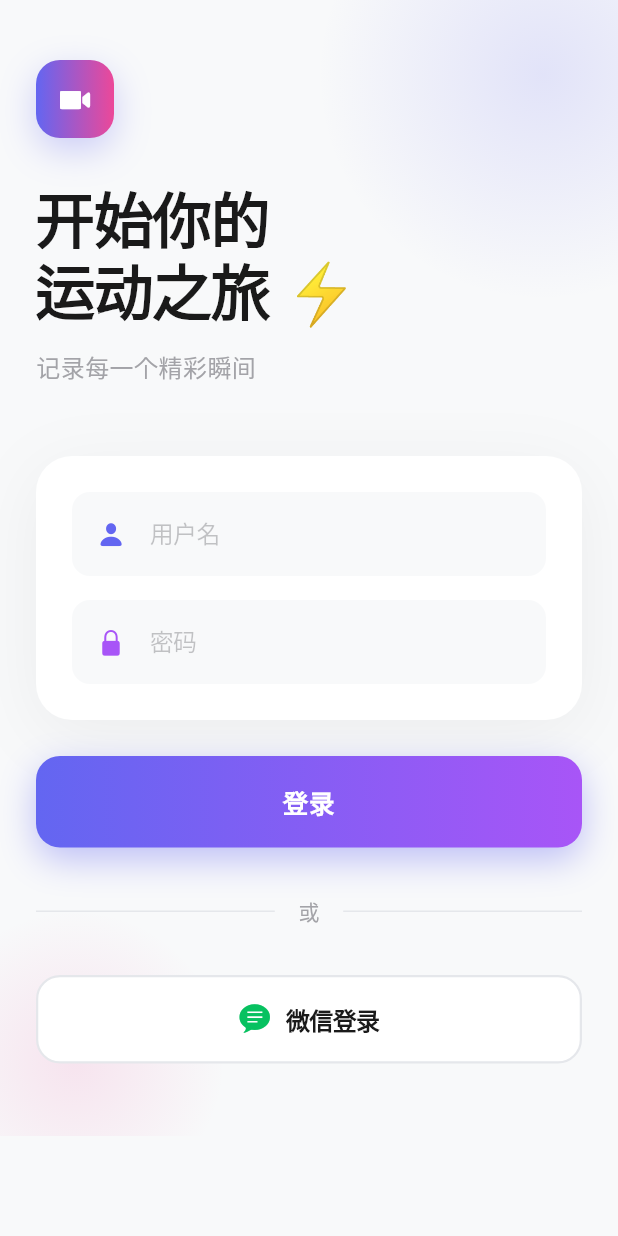
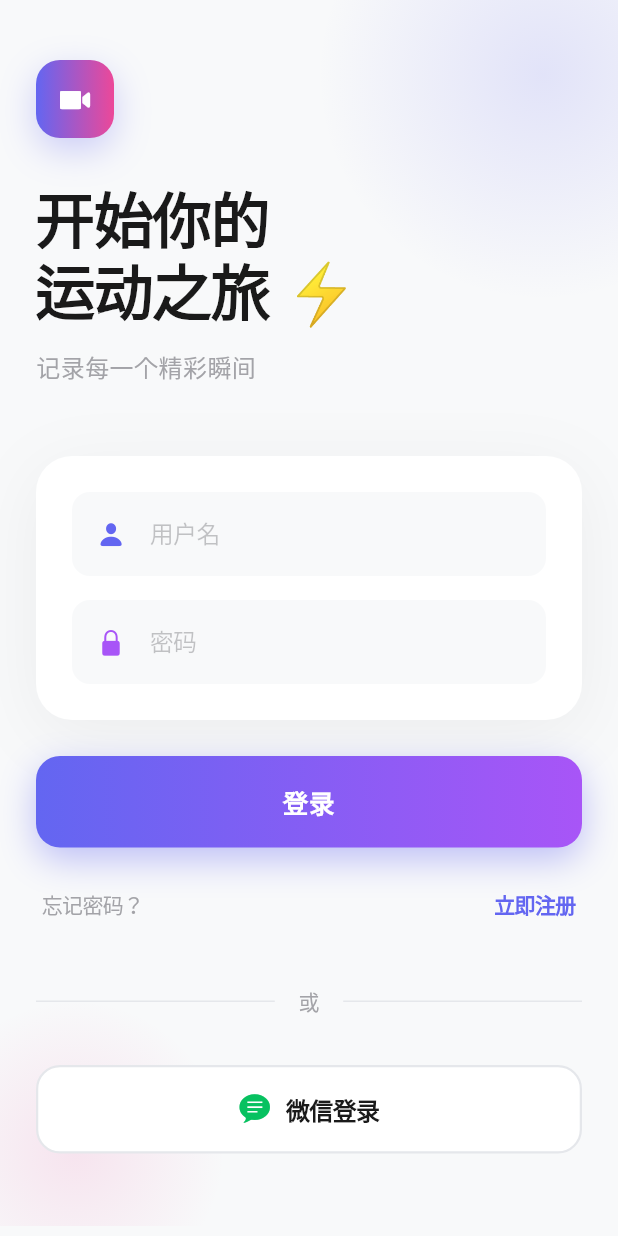
Before and after one commit to wangzihao64/action-camera-app, a Flutter app: the screen it shows after launch, on a phone screen of 412 x 824 dp. Run offline on Flutter 3.47's test engine with Material 3 defaults, Android fonts, the phone set to English and light mode, and no system bars; our stand-ins replace shared_preferences.

Commit message:
feat: 登录页面添加忘记密码和立即注册按钮
  - 添加次要操作按钮区域（_buildSecondaryActions）
  - 忘记密码按钮（灰色，靠左）
  - 立即注册按钮（品牌色，靠右）
  - 按钮为轻量级文本样式，与主登录按钮形成视觉层次

```diff
--- a/lib/screens/login_screen.dart
+++ b/lib/screens/login_screen.dart
@@ -63,6 +63,8 @@ class _LoginScreenState extends State<LoginScreen>
                     _buildFormCard(),
                     const SizedBox(height: 24),
                     _buildLoginButton(),
+                    const SizedBox(height: 16),
+                    _buildSecondaryActions(),
                     const SizedBox(height: 32),
                     _buildDivider(),
                     const SizedBox(height: 32),
@@ -305,6 +307,43 @@ class _LoginScreenState extends State<LoginScreen>
     );
   }
 
+  // 构建次要操作按钮（忘记密码、立即注册）
+  Widget _buildSecondaryActions() {
+    return Row(
+      mainAxisAlignment: MainAxisAlignment.spaceBetween,
+      children: [
+        CupertinoButton(
+          padding: const EdgeInsets.symmetric(horizontal: 4, vertical: 8),
+          onPressed: () {
+            _showAlert('提示', '忘记密码功能开发中...');
+          },
+          child: Text(
+            '忘记密码？',
+            style: TextStyle(
+              fontSize: 14,
+              color: CupertinoColors.systemGrey.withOpacity(0.8),
+              fontWeight: FontWeight.w500,
+            ),
+          ),
+        ),
+        CupertinoButton(
+          padding: const EdgeInsets.symmetric(horizontal: 4, vertical: 8),
+          onPressed: () {
+            _showAlert('提示', '注册功能开发中...');
+          },
+          child: const Text(
+            '立即注册',
+            style: TextStyle(
+              fontSize: 14,
+              color: Color(0xFF6366F1),
+              fontWeight: FontWeight.w600,
+            ),
+          ),
+        ),
+      ],
+    );
+  }
+
   // 构建分隔线
   Widget _buildDivider() {
     return Row(
```
